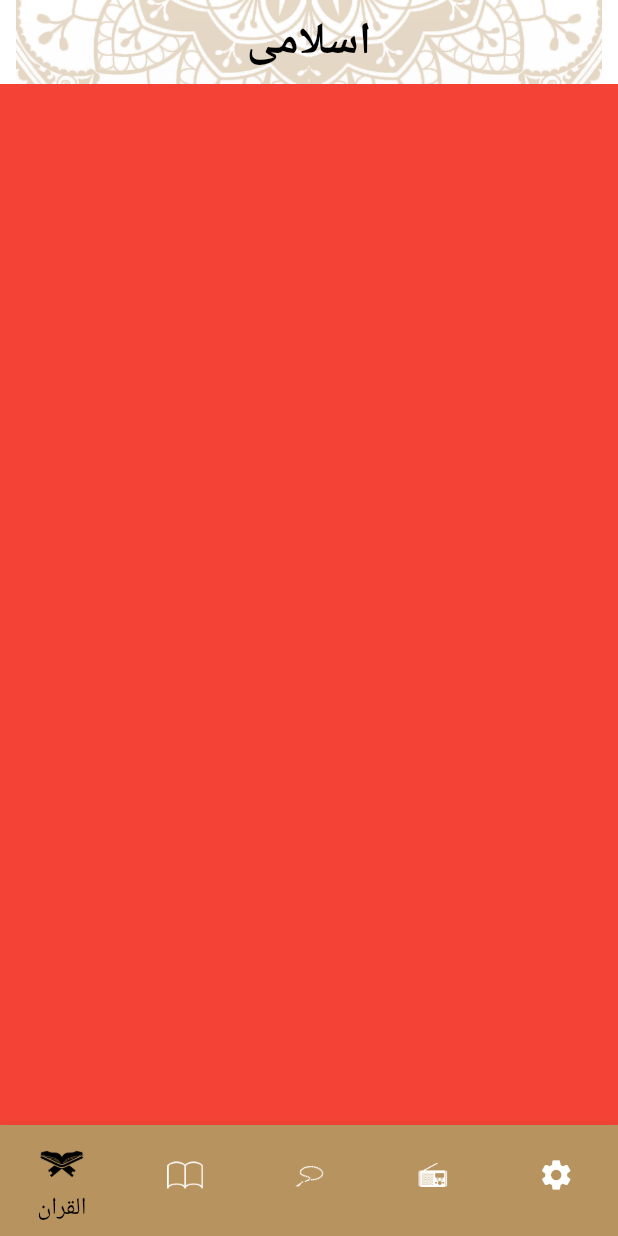
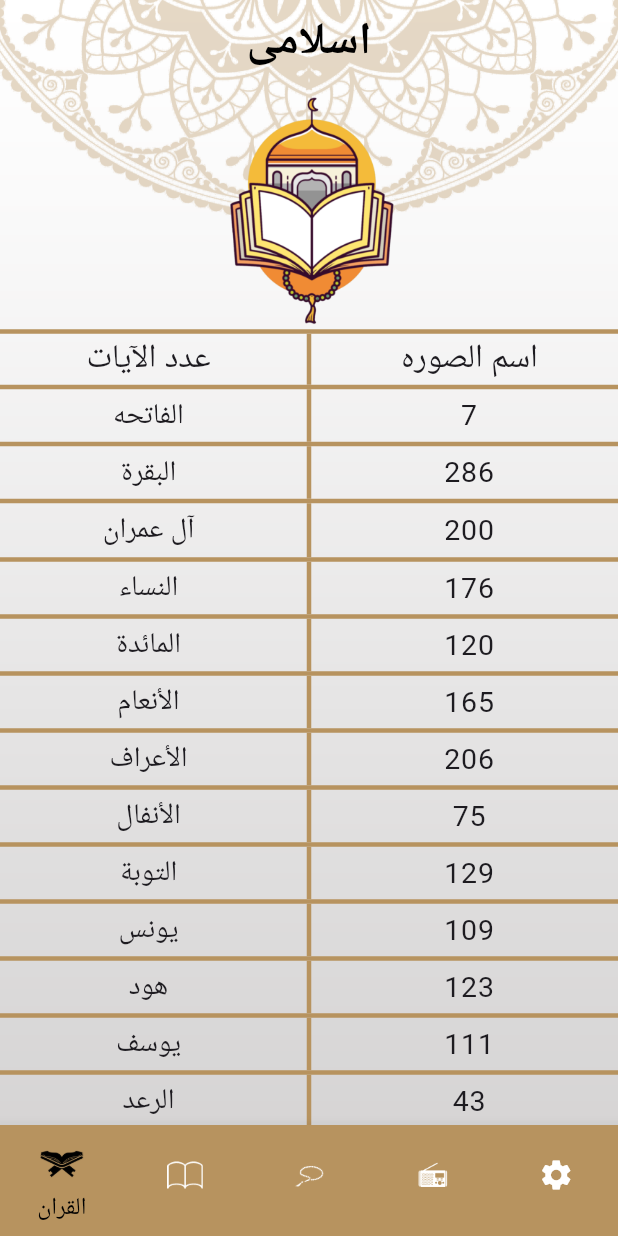
Before and after one commit to Ibrahem-seif/islamy_training, a Flutter app: the screen it shows after launch, on a phone screen of 412 x 824 dp. Run offline on Flutter 3.47's test engine with Material 3 defaults, Android fonts, the phone set to English and light mode, and no system bars.

Commit message:
% quran_tab and added quran widgets

```diff
--- a/lib/config/theme/my_theme.dart
+++ b/lib/config/theme/my_theme.dart
@@ -12,7 +12,16 @@ class MyTheme {
         fontWeight: FontWeight.w700,
         fontSize: 30,
         color: ColorsManger.blackColor,
-          )),
+      ),
+    ),
+    textTheme: TextTheme(
+      titleMedium: TextStyle(fontSize: 22, fontWeight: FontWeight.w500),
+      labelMedium: TextStyle(fontSize: 19, fontWeight: FontWeight.w400),
+    ),
+    dividerTheme: DividerThemeData(
+      color: ColorsManger.goldColor,
+      thickness: 3,
+    ),
     scaffoldBackgroundColor: ColorsManger.transparentColor,
     bottomNavigationBarTheme: BottomNavigationBarThemeData(
       type: BottomNavigationBarType.fixed,
@@ -25,5 +34,6 @@ class MyTheme {
       unselectedItemColor: ColorsManger.whiteColor,
       showSelectedLabels: true,
       showUnselectedLabels: false,
-      ));
+    ),
+  );
 }
--- a/lib/core/assets_manger.dart
+++ b/lib/core/assets_manger.dart
@@ -5,4 +5,5 @@ class AssetsManger {
   static const String hadithIcon = 'assets/images/hadith_icon.png';
   static const String sebhaIcon = 'assets/images/sebha_icon.png';
   static const String radioIcon = 'assets/images/radio_icon.png';
+  static const String quranHeader = 'assets/images/quran_header.png';
 }
--- a/lib/presentation/screens/home/home.dart
+++ b/lib/presentation/screens/home/home.dart
@@ -29,7 +29,11 @@ class _HomeScreenState extends State<HomeScreen> {
   Widget build(BuildContext context) {
     return Container(
       decoration: const BoxDecoration(
-          image: DecorationImage(image: AssetImage(AssetsManger.lightMainBg))),
+          image: DecorationImage(
+              fit: BoxFit.fill,
+              image: AssetImage(
+                AssetsManger.lightMainBg,
+              ))),
       child: Scaffold(
         appBar: AppBar(
           title: Text(StringsManger.appTitle),
@@ -40,7 +44,7 @@ class _HomeScreenState extends State<HomeScreen> {
               selectedIndex = index;
               setState(() {});
             },
-            items: [
+            items: const [
               BottomNavigationBarItem(
                   icon: ImageIcon(AssetImage(AssetsManger.quranIcon)),
                   label: StringsManger.quranLable),
--- a/lib/presentation/screens/home/quran/quran_tab.dart
+++ b/lib/presentation/screens/home/quran/quran_tab.dart
@@ -1,12 +1,297 @@
 import 'package:flutter/material.dart';
+import 'package:islamy_training/core/colors_manger.dart';
+import 'package:islamy_training/presentation/screens/home/quran/widgets/quran_item_wdget.dart';
+import 'package:islamy_training/presentation/screens/home/quran/widgets/quran_widgets.dart';
 
 class QuranTab extends StatelessWidget {
-  const QuranTab({super.key});
+  List<String> suraNames = [
+    "الفاتحه",
+    "البقرة",
+    "آل عمران",
+    "النساء",
+    "المائدة",
+    "الأنعام",
+    "الأعراف",
+    "الأنفال",
+    "التوبة",
+    "يونس",
+    "هود",
+    "يوسف",
+    "الرعد",
+    "إبراهيم",
+    "الحجر",
+    "النحل",
+    "الإسراء",
+    "الكهف",
+    "مريم",
+    "طه",
+    "الأنبياء",
+    "الحج",
+    "المؤمنون",
+    "النّور",
+    "الفرقان",
+    "الشعراء",
+    "النّمل",
+    "القصص",
+    "العنكبوت",
+    "الرّوم",
+    "لقمان",
+    "السجدة",
+    "الأحزاب",
+    "سبأ",
+    "فاطر",
+    "يس",
+    "الصافات",
+    "ص",
+    "الزمر",
+    "غافر",
+    "فصّلت",
+    "الشورى",
+    "الزخرف",
+    "الدّخان",
+    "الجاثية",
+    "الأحقاف",
+    "محمد",
+    "الفتح",
+    "الحجرات",
+    "ق",
+    "الذاريات",
+    "الطور",
+    "النجم",
+    "القمر",
+    "الرحمن",
+    "الواقعة",
+    "الحديد",
+    "المجادلة",
+    "الحشر",
+    "الممتحنة",
+    "الصف",
+    "الجمعة",
+    "المنافقون",
+    "التغابن",
+    "الطلاق",
+    "التحريم",
+    "الملك",
+    "القلم",
+    "الحاقة",
+    "المعارج",
+    "نوح",
+    "الجن",
+    "المزّمّل",
+    "المدّثر",
+    "القيامة",
+    "الإنسان",
+    "المرسلات",
+    "النبأ",
+    "النازعات",
+    "عبس",
+    "التكوير",
+    "الإنفطار",
+    "المطفّفين",
+    "الإنشقاق",
+    "البروج",
+    "الطارق",
+    "الأعلى",
+    "الغاشية",
+    "الفجر",
+    "البلد",
+    "الشمس",
+    "الليل",
+    "الضحى",
+    "الشرح",
+    "التين",
+    "العلق",
+    "القدر",
+    "البينة",
+    "الزلزلة",
+    "العاديات",
+    "القارعة",
+    "التكاثر",
+    "العصر",
+    "الهمزة",
+    "الفيل",
+    "قريش",
+    "الماعون",
+    "الكوثر",
+    "الكافرون",
+    "النصر",
+    "المسد",
+    "الإخلاص",
+    "الفلق",
+    "الناس"
+  ];
+  List<int> versesNumber = [
+    7,
+    286,
+    200,
+    176,
+    120,
+    165,
+    206,
+    75,
+    129,
+    109,
+    123,
+    111,
+    43,
+    52,
+    99,
+    128,
+    111,
+    110,
+    98,
+    135,
+    112,
+    78,
+    118,
+    64,
+    77,
+    227,
+    93,
+    88,
+    69,
+    60,
+    34,
+    30,
+    73,
+    54,
+    45,
+    83,
+    182,
+    88,
+    75,
+    85,
+    54,
+    53,
+    89,
+    59,
+    37,
+    35,
+    38,
+    29,
+    18,
+    45,
+    60,
+    49,
+    62,
+    55,
+    78,
+    96,
+    29,
+    22,
+    24,
+    13,
+    14,
+    11,
+    11,
+    18,
+    12,
+    12,
+    30,
+    52,
+    52,
+    44,
+    28,
+    28,
+    20,
+    56,
+    40,
+    31,
+    50,
+    40,
+    46,
+    42,
+    29,
+    19,
+    36,
+    25,
+    22,
+    17,
+    19,
+    26,
+    30,
+    20,
+    15,
+    21,
+    11,
+    8,
+    5,
+    19,
+    5,
+    8,
+    8,
+    11,
+    11,
+    8,
+    3,
+    9,
+    5,
+    4,
+    6,
+    3,
+    6,
+    3,
+    5,
+    4,
+    5,
+    6
+  ];
+
+  QuranTab({super.key});
 
   @override
   Widget build(BuildContext context) {
     return Scaffold(
-      backgroundColor: Colors.red,
+      body: Column(
+        children: [
+          Expanded(
+            flex: 1,
+            child: QuranWidgets(),
+          ),
+          Container(
+            width: double.infinity,
+            color: ColorsManger.goldColor,
+            height: 3,
+          ),
+          IntrinsicHeight(
+            child: Row(
+              children: [
+                Expanded(
+                    child: Text(
+                  'عدد الآيات',
+                  style: Theme.of(context).textTheme.titleMedium,
+                  textAlign: TextAlign.center,
+                )),
+                VerticalDivider(),
+                Expanded(
+                    child: Text(
+                  'اسم الصوره',
+                  style: Theme.of(context).textTheme.titleMedium,
+                  textAlign: TextAlign.center,
+                )),
+              ],
+            ),
+          ),
+          Container(
+            width: double.infinity,
+            color: ColorsManger.goldColor,
+            height: 3,
+          ),
+          Expanded(
+              flex: 3,
+              child: ListView.separated(
+                itemBuilder: (context, index) => QuranItemWdget(
+                    suraName: suraNames[index],
+                    versesNum: versesNumber[index].toString()),
+                itemCount: versesNumber.length,
+                separatorBuilder: (context, index) => Container(
+                  width: double.infinity,
+                  color: ColorsManger.goldColor,
+                  height: 3,
+                ),
+              ))
+        ],
+      ),
     );
   }
 }
--- /dev/null
+++ b/lib/presentation/screens/home/quran/widgets/quran_item_wdget.dart
@@ -0,0 +1,40 @@
+import 'package:flutter/material.dart';
+
+class QuranItemWdget extends StatelessWidget {
+  String suraName;
+  String versesNum;
+
+  QuranItemWdget({super.key, required this.suraName, required this.versesNum});
+
+  @override
+  Widget build(BuildContext context) {
+    return InkWell(
+      onTap: () {},
+      child: IntrinsicHeight(
+        child: Row(
+          children: [
+            Expanded(
+                child: Padding(
+              padding: const EdgeInsets.symmetric(vertical: 5),
+              child: Text(
+                suraName,
+                style: Theme.of(context).textTheme.labelMedium,
+                textAlign: TextAlign.center,
+              ),
+            )),
+            VerticalDivider(),
+            Expanded(
+                child: Padding(
+              padding: const EdgeInsets.symmetric(vertical: 5),
+              child: Text(
+                versesNum,
+                style: Theme.of(context).textTheme.labelMedium,
+                textAlign: TextAlign.center,
+              ),
+            )),
+          ],
+        ),
+      ),
+    );
+  }
+}
--- /dev/null
+++ b/lib/presentation/screens/home/quran/widgets/quran_widgets.dart
@@ -0,0 +1,17 @@
+import 'package:flutter/material.dart';
+import 'package:islamy_training/core/assets_manger.dart';
+
+class QuranWidgets extends StatelessWidget {
+  const QuranWidgets({super.key});
+
+  @override
+  Widget build(BuildContext context) {
+    return Container(
+      decoration: BoxDecoration(
+        image: DecorationImage(
+          image: AssetImage(AssetsManger.quranHeader),
+        ),
+      ),
+    );
+  }
+}
```
Also changed, not shown: assets/images/quran_header.png (added). Lines whose indentation alone changed are shown as unchanged.
